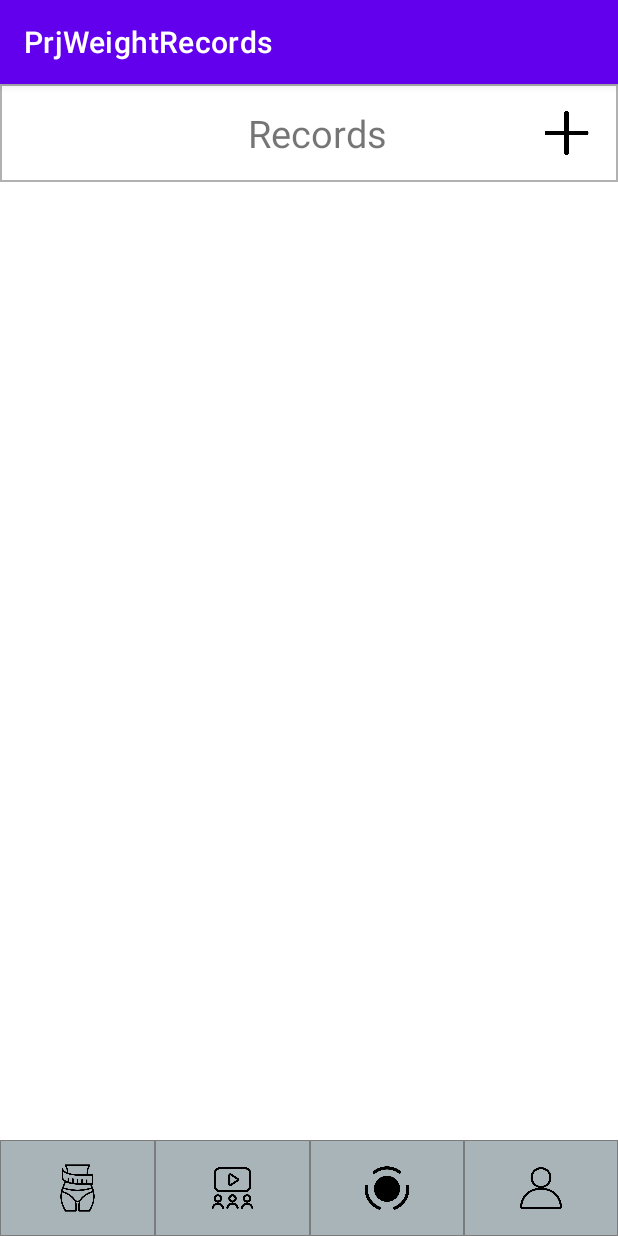
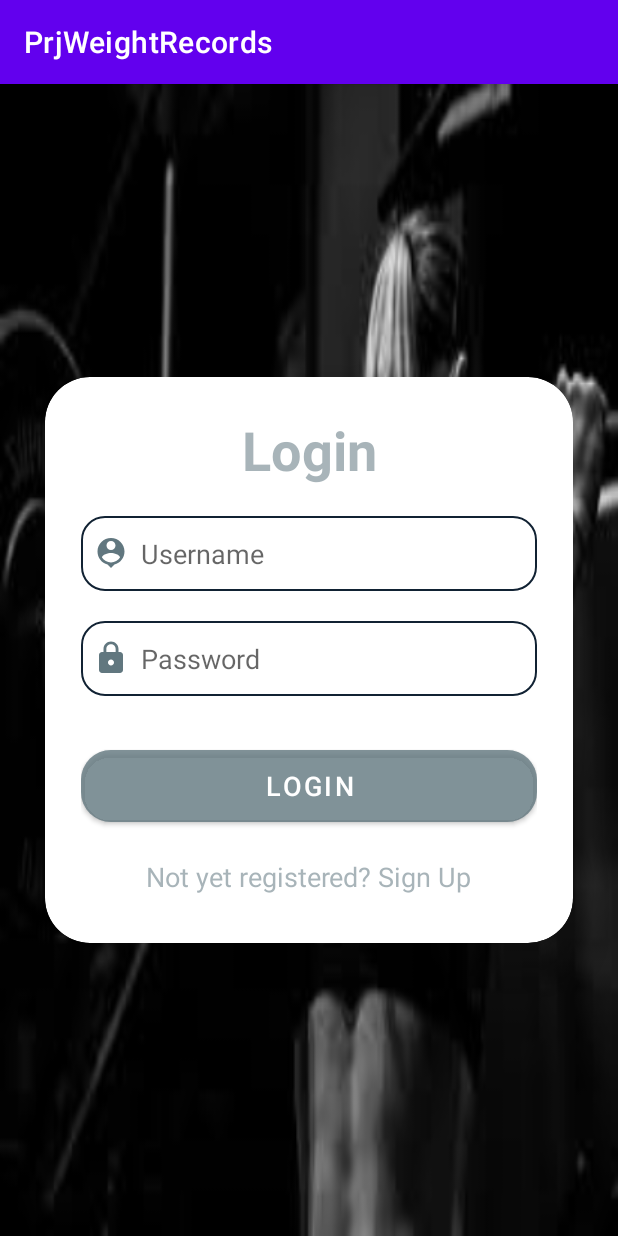
Before and after one commit to Lurgatory/PrjFunFitness, an Android app: the screen it shows after launch (MainActivity before the commit, LoginActivity after it), on a phone screen of 412 x 824 dp. Run offline under Robolectric (Android 15) with nearby library versions, the phone set to English and light mode, and no system bars; our stand-ins replace Firebase (no records; nobody signed in at launch, a user with empty details on screens opened directly).

Commit message:
Login/Singup Function is done

```diff
--- a/app/build.gradle
+++ b/app/build.gradle
@@ -1,5 +1,6 @@
 plugins {
     id 'com.android.application'
+    id 'com.google.gms.google-services'
 }
 
 android {
@@ -11,7 +12,7 @@ android {
         minSdk 22
         targetSdk 32
         versionCode 1
-        versionName "1.0"
+        versionName "1.1"
 
         testInstrumentationRunner "androidx.test.runner.AndroidJUnitRunner"
     }
@@ -33,6 +34,7 @@ dependencies {
     implementation 'androidx.appcompat:appcompat:1.6.1'
     implementation 'com.google.android.material:material:1.8.0'
     implementation 'androidx.constraintlayout:constraintlayout:2.1.4'
+    implementation 'com.google.firebase:firebase-database-ktx:20.1.0'
     testImplementation 'junit:junit:4.13.2'
     androidTestImplementation 'androidx.test.ext:junit:1.1.5'
     androidTestImplementation 'androidx.test.espresso:espresso-core:3.5.1'
--- /dev/null
+++ b/app/src/main/res/drawable/ic_baseline_email_24.xml
@@ -0,0 +1,5 @@
+<vector android:height="24dp" android:tint="#61777F"
+    android:viewportHeight="24" android:viewportWidth="24"
+    android:width="24dp" xmlns:android="http://schemas.android.com/apk/res/android">
+    <path android:fillColor="@android:color/white" android:pathData="M20,4L4,4c-1.1,0 -1.99,0.9 -1.99,2L2,18c0,1.1 0.9,2 2,2h16c1.1,0 2,-0.9 2,-2L22,6c0,-1.1 -0.9,-2 -2,-2zM20,8l-8,5 -8,-5L4,6l8,5 8,-5v2z"/>
+</vector>
--- /dev/null
+++ b/app/src/main/res/drawable/ic_baseline_lock_24.xml
@@ -0,0 +1,5 @@
+<vector android:height="24dp" android:tint="#61777F"
+    android:viewportHeight="24" android:viewportWidth="24"
+    android:width="24dp" xmlns:android="http://schemas.android.com/apk/res/android">
+    <path android:fillColor="@android:color/white" android:pathData="M18,8h-1L17,6c0,-2.76 -2.24,-5 -5,-5S7,3.24 7,6v2L6,8c-1.1,0 -2,0.9 -2,2v10c0,1.1 0.9,2 2,2h12c1.1,0 2,-0.9 2,-2L20,10c0,-1.1 -0.9,-2 -2,-2zM12,17c-1.1,0 -2,-0.9 -2,-2s0.9,-2 2,-2 2,0.9 2,2 -0.9,2 -2,2zM15.1,8L8.9,8L8.9,6c0,-1.71 1.39,-3.1 3.1,-3.1 1.71,0 3.1,1.39 3.1,3.1v2z"/>
+</vector>
--- /dev/null
+++ b/app/src/main/res/drawable/ic_baseline_person_24.xml
@@ -0,0 +1,5 @@
+<vector android:height="24dp" android:tint="#61777F"
+    android:viewportHeight="24" android:viewportWidth="24"
+    android:width="24dp" xmlns:android="http://schemas.android.com/apk/res/android">
+    <path android:fillColor="@android:color/white" android:pathData="M12,12c2.21,0 4,-1.79 4,-4s-1.79,-4 -4,-4 -4,1.79 -4,4 1.79,4 4,4zM12,14c-2.67,0 -8,1.34 -8,4v2h16v-2c0,-2.66 -5.33,-4 -8,-4z"/>
+</vector>
--- /dev/null
+++ b/app/src/main/res/drawable/ic_baseline_person_pin_24.xml
@@ -0,0 +1,5 @@
+<vector android:height="24dp" android:tint="#61777F"
+    android:viewportHeight="24" android:viewportWidth="24"
+    android:width="24dp" xmlns:android="http://schemas.android.com/apk/res/android">
+    <path android:fillColor="@android:color/white" android:pathData="M12,2c-4.97,0 -9,4.03 -9,9 0,4.17 2.84,7.67 6.69,8.69L12,22l2.31,-2.31C18.16,18.67 21,15.17 21,11c0,-4.97 -4.03,-9 -9,-9zM12,4c1.66,0 3,1.34 3,3s-1.34,3 -3,3 -3,-1.34 -3,-3 1.34,-3 3,-3zM12,18.3c-2.5,0 -4.71,-1.28 -6,-3.22 0.03,-1.99 4,-3.08 6,-3.08 1.99,0 5.97,1.09 6,3.08 -1.29,1.94 -3.5,3.22 -6,3.22z"/>
+</vector>
--- /dev/null
+++ b/app/src/main/res/layout/activity_login.xml
@@ -0,0 +1,89 @@
+<?xml version="1.0" encoding="utf-8"?>
+<LinearLayout xmlns:android="http://schemas.android.com/apk/res/android"
+    xmlns:app="http://schemas.android.com/apk/res-auto"
+    xmlns:tools="http://schemas.android.com/tools"
+    android:layout_width="match_parent"
+    android:layout_height="match_parent"
+    android:orientation="vertical"
+    android:gravity="center"
+    android:background="@drawable/imgworkout"
+    android:scaleType = "fitCenter"
+    tools:context=".LoginActivity">
+
+    <androidx.cardview.widget.CardView
+        android:layout_width="match_parent"
+        android:layout_height="wrap_content"
+        android:layout_margin="30dp"
+        app:cardCornerRadius="30dp"
+        app:cardElevation="20dp">
+
+        <LinearLayout
+            android:layout_width="match_parent"
+            android:layout_height="wrap_content"
+            android:orientation="vertical"
+            android:layout_gravity="center_horizontal"
+            android:padding="24dp">
+
+            <TextView
+                android:layout_width="match_parent"
+                android:layout_height="wrap_content"
+                android:text="Login"
+                android:textSize="36sp"
+                android:textAlignment="center"
+                android:textStyle="bold"
+                android:textColor="@color/theme_color_gray"/>
+
+
+            <EditText
+                android:layout_width="match_parent"
+                android:layout_height="50dp"
+                android:id="@+id/login_username"
+                android:layout_marginTop="20dp"
+                android:padding="8dp"
+                android:hint="Username"
+                android:textColor="@color/black"
+                android:drawableLeft="@drawable/ic_baseline_person_pin_24"
+                android:drawablePadding="8dp"
+                android:background="@drawable/edittext_style"
+                />
+
+            <EditText
+                android:id="@+id/login_password"
+                android:layout_width="match_parent"
+                android:layout_height="50dp"
+                android:layout_marginTop="20dp"
+                android:padding="8dp"
+                android:hint="Password"
+                android:textColor="@color/black"
+                android:drawableLeft="@drawable/ic_baseline_lock_24"
+                android:drawablePadding="8dp"
+                android:background="@drawable/edittext_style"
+
+                />
+
+            <Button
+                android:id="@+id/login_button"
+                android:layout_width="match_parent"
+                android:layout_height="60dp"
+                android:text="Login"
+                android:textSize="18sp"
+                android:layout_marginTop="30dp"
+                app:cornerRadius = "20dp"
+                android:backgroundTint="@color/theme_color_gray"
+                />
+            <TextView
+                android:layout_width="wrap_content"
+                android:layout_height="wrap_content"
+                android:id="@+id/signupRedirectText"
+                android:text="Not yet registered? Sign Up"
+                android:layout_gravity="center"
+                android:padding="8dp"
+                android:layout_marginTop="10dp"
+                android:textSize="18sp"
+                android:textColor="@color/theme_color_gray"
+                />
+        </LinearLayout>
+
+    </androidx.cardview.widget.CardView>
+
+</LinearLayout>
--- a/app/src/main/res/values/colors.xml
+++ b/app/src/main/res/values/colors.xml
@@ -7,6 +7,7 @@
     <color name="teal_700">#FF018786</color>
     <color name="black">#FF000000</color>
     <color name="white">#FFFFFFFF</color>
+    <color name="theme_color_gray">#8C61777F</color>
     <color name="unselectedFooterButton">#8C61777F</color>
     <color name="selectedFooterButton">#12313E</color>
 </resources>
--- a/build.gradle
+++ b/build.gradle
@@ -1,4 +1,8 @@
-// Top-level build file where you can add configuration options common to all sub-projects/modules.
+buildscript {
+    dependencies {
+        classpath 'com.google.gms:google-services:4.3.15'
+    }
+}// Top-level build file where you can add configuration options common to all sub-projects/modules.
 plugins {
     id 'com.android.application' version '7.3.1' apply false
     id 'com.android.library' version '7.3.1' apply false
```
Also changed, not shown: app/src/main/AndroidManifest.xml (+24 -5 lines), app/src/main/java/com/example/prjweightrecords/LoginActivity.java (added, +121 -0 lines), app/src/main/java/com/example/prjweightrecords/MainActivity.java (+44 -0 lines), app/src/main/java/com/example/prjweightrecords/SignupActivity.java (added, +74 -0 lines), app/src/main/java/com/example/prjweightrecords/model/User.java (added, +57 -0 lines), app/src/main/res/layout/activity_signup.xml (added, +114 -0 lines), app/src/main/res/layout/popup_login.xml (added, +99 -0 lines), app/src/main/res/drawable/imgworkout.jpeg (added), app/src/main/res/drawable/profile.png (added), 1 other file.
